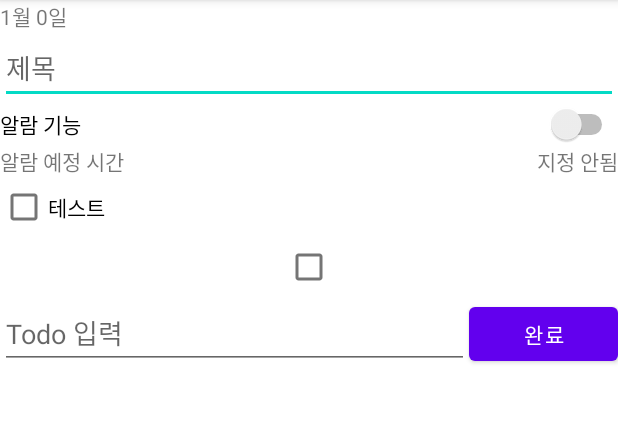
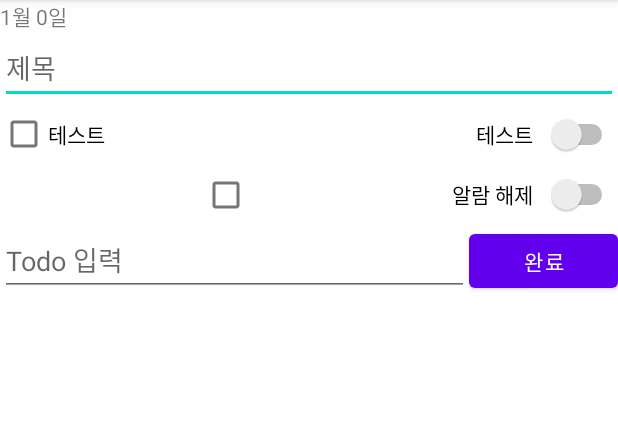
Before and after one commit to Hongdonggeon/ECONOVATION_FRIENDO, an Android app: the TodoWriteActivity screen opened directly, with no data from a screen before it, after a tap on "완료", on a phone screen of 412 x 824 dp, the part 84-507 px from its top. Run offline under Robolectric (Android 15) with nearby library versions, the phone set to English and light mode, and no system bars; our stand-ins replace Firebase (no records; nobody signed in at launch, a user with empty details on screens opened directly).

Commit message:
알람기능 각 아이템 포지션에 따라서 해제 및 할당

```diff
--- a/app/src/main/AndroidManifest.xml
+++ b/app/src/main/AndroidManifest.xml
@@ -12,8 +12,9 @@
         android:roundIcon="@mipmap/ic_launcher_round"
         android:supportsRtl="true"
         android:theme="@style/Theme.MyApplication">
-        <activity android:name=".PopupAlarmActivity"
-            android:theme="@style/Theme.MyDialog"></activity>
+        <activity
+            android:name=".PopupAlarmActivity"
+            android:theme="@style/Theme.MyDialog" />
         <activity android:name=".TodoWriteActivity" />
         <activity android:name=".GroupCalendar" />
         <activity android:name=".MenuActivity" />
--- a/app/src/main/java/org/techtown/myapplication/CustomAdapter.java
+++ b/app/src/main/java/org/techtown/myapplication/CustomAdapter.java
@@ -1,10 +1,14 @@
 package org.techtown.myapplication;
 
 
+import android.app.Activity;
+import android.content.Intent;
 import android.view.LayoutInflater;
 import android.view.View;
 import android.view.ViewGroup;
 import android.widget.CheckBox;
+import android.widget.CompoundButton;
+import android.widget.Switch;
 
 import androidx.annotation.NonNull;
 import androidx.recyclerview.widget.RecyclerView;
@@ -13,28 +17,60 @@ import org.jetbrains.annotations.NotNull;
 
 import java.util.ArrayList;
 
+import static androidx.core.app.ActivityCompat.startActivityForResult;
+
 public class CustomAdapter extends RecyclerView.Adapter<CustomAdapter.ViewHolder>{
+    ArrayList<Todo> items = new ArrayList<Todo>();
+    Switch alarmSwitch;
 
-    ArrayList<Todo> items = new ArrayList<Todo>();
+    public void setItems(ArrayList<Todo> items) {
+        this.items = items;
+    }
 
+    // 뷰홀더 클래스
     public static class ViewHolder extends RecyclerView.ViewHolder {
-
+        Switch alarmSwitch;
         public ViewHolder(View view) {
             super(view);
-            // Define click listener for the ViewHolder's View
+            alarmSwitch = view.findViewById(R.id.alarmSwitch);
+        }
+
+        // 설정된 알람 시간 텍스트로 표시
+        public void setItem(Todo item){
+            alarmSwitch.setText(item.getAlarm());
         }
     }
+
     @NonNull
     @NotNull
     @Override
     public CustomAdapter.ViewHolder onCreateViewHolder(@NonNull @NotNull ViewGroup parent, int viewType) {
-        View view = LayoutInflater.from(parent.getContext()).inflate(R.layout.todo_item,parent,false);
+        View view = LayoutInflater.from(parent.getContext()).inflate(R.layout.activity_todo_item,parent,false);
         return new ViewHolder(view);
     }
 
     @Override
     public void onBindViewHolder(@NonNull @NotNull CustomAdapter.ViewHolder holder, int position) {
         CheckBox checkBox = holder.itemView.findViewById(R.id.checkBox);
+        alarmSwitch = holder.itemView.findViewById(R.id.alarmSwitch);
+        Todo item = items.get(position);
+
+        // setItem()메소드( 알람 시간 텍스트 설정 )를 사용하여 데이터 바인딩 시킴
+        ((ViewHolder)holder).setItem(item);
+
+        alarmSwitch.setOnCheckedChangeListener(new CompoundButton.OnCheckedChangeListener() {
+            @Override
+            public void onCheckedChanged(CompoundButton buttonView, boolean isChecked) {
+                if (isChecked) {
+                    Intent intent = new Intent(buttonView.getContext(), PopupAlarmActivity.class);
+                    intent.putExtra("position",position);
+                    startActivityForResult((Activity) buttonView.getContext(), intent, 101,null);
+                } else {
+                    items.get(position).setAlarm("알람 해제");
+                    notifyDataSetChanged();
+                }
+            }
+        });
         checkBox.setText(items.get(position).todo);
     }
 
@@ -42,10 +78,7 @@ public class CustomAdapter extends RecyclerView.Adapter<CustomAdapter.ViewHolder
         return items;
     }
 
-    public void setItems(ArrayList<Todo> items) {
-        this.items = items;
-        notifyDataSetChanged();
-    }
+
 
     public void addItem(Todo item){
         items.add(item);
@@ -56,4 +89,6 @@ public class CustomAdapter extends RecyclerView.Adapter<CustomAdapter.ViewHolder
     public int getItemCount() {
         return items.size();
     }
+
+
 }
--- a/app/src/main/java/org/techtown/myapplication/MainActivity.java
+++ b/app/src/main/java/org/techtown/myapplication/MainActivity.java
@@ -42,7 +42,6 @@ public class MainActivity extends AppCompatActivity {
                         // 로그인 필요하다
                         Log.d("need login : ","로그인이 필요합니다");
                     }
-
                     else {
                         //기타 에러
                         Log.d("error occured : ", "기타 에러 발생" + throwable.toString());
--- a/app/src/main/java/org/techtown/myapplication/Todo.java
+++ b/app/src/main/java/org/techtown/myapplication/Todo.java
@@ -4,7 +4,22 @@ import java.util.Objects;
 
 public class Todo {
     public int id;
+    public String todo;
+    public String alarm;
 
+    public Todo(int id, String todo, String alarm) {
+        this.id = id;
+        this.todo = todo;
+        this.alarm = alarm;
+    }
+
+    public String getAlarm() {
+        return alarm;
+    }
+
+    public void setAlarm(String alarm) {
+        this.alarm = alarm;
+    }
     public int getId() {
         return id;
     }
@@ -13,12 +28,6 @@ public class Todo {
         this.id = id;
     }
 
-    public String todo;
-
-    public Todo(int id, String todo) {
-        this.id = id;
-        this.todo = todo;
-    }
 
     public String getTodo() {
         return todo;
--- a/app/src/main/java/org/techtown/myapplication/TodoWriteActivity.java
+++ b/app/src/main/java/org/techtown/myapplication/TodoWriteActivity.java
@@ -6,9 +6,7 @@ import android.util.Log;
 import android.view.View;
 import android.widget.Button;
 import android.widget.CheckBox;
-import android.widget.CompoundButton;
 import android.widget.EditText;
-import android.widget.Switch;
 import android.widget.TextView;
 import android.widget.Toast;
 
@@ -20,23 +18,30 @@ import androidx.recyclerview.widget.RecyclerView;
 import com.google.firebase.database.DatabaseReference;
 import com.google.firebase.database.FirebaseDatabase;
 
+import java.util.ArrayList;
+
 
 public class TodoWriteActivity extends AppCompatActivity {
+
+    ArrayList<Todo> items = new ArrayList<Todo>();
+
     TextView textView;
     TextView textViewTest;
     RecyclerView recyclerView;
     EditText editText;
     Button button;
     CheckBox checkBox;
+    CustomAdapter customAdapter;
 
+    String todoContent;
     int hour;
     int minute;
+    int position;
     @Override
     protected void onCreate(Bundle savedInstanceState) {
         super.onCreate(savedInstanceState);
         setContentView(R.layout.activity_todo_write);
 
-        textViewTest = findViewById(R.id.textViewTest);
 
         recyclerView = findViewById(R.id.recyclerView);
         LinearLayoutManager layoutManager = new LinearLayoutManager(getApplicationContext(),LinearLayoutManager.VERTICAL,false);
@@ -54,24 +59,8 @@ public class TodoWriteActivity extends AppCompatActivity {
         String email = intent.getStringExtra("email");
         Log.d("TodoWriteActivityEmail:", email);
 
-
-        Switch switch1 = findViewById(R.id.switch1);
-        switch1.setOnCheckedChangeListener(new CompoundButton.OnCheckedChangeListener() {
-            @Override
-            public void onCheckedChanged(CompoundButton buttonView, boolean isChecked) {
-                if (isChecked){
-                    Intent intent = new Intent(getApplicationContext(), PopupAlarmActivity.class);
-                    startActivityForResult(intent,101);
-                } else if(!isChecked){
-                    hour = 0;
-                    minute = 0;
-                    textViewTest.setText("지정 안됨");
-                }
-            }
-        });
-
-        CustomAdapter customAdapter = new CustomAdapter();
-        customAdapter.addItem(new Todo(1,"테스트"));
+        customAdapter = new CustomAdapter();
+        customAdapter.addItem(new Todo(1,"테스트","테스트"));
 
         button = findViewById(R.id.button);
         editText = findViewById(R.id.editText);
@@ -83,11 +72,12 @@ public class TodoWriteActivity extends AppCompatActivity {
         myRef.setValue("Test1");
 
 
+
         button.setOnClickListener(new View.OnClickListener() {
             @Override
             public void onClick(View v) {
-                String todoContent = editText.getText().toString();
-                customAdapter.addItem(new Todo(2,todoContent));
+                todoContent = editText.getText().toString();
+                customAdapter.addItem(new Todo(2,todoContent,"알람 해제"));
                 editText.setText(null);
                 Toast.makeText(getApplicationContext(),editText.getText().toString(),Toast.LENGTH_SHORT).show();
             }
@@ -106,14 +96,23 @@ public class TodoWriteActivity extends AppCompatActivity {
         if(requestCode==101 && resultCode==102) {
             hour = data.getIntExtra("hour",0);
             minute = data.getIntExtra("minute",0);
+            position = data.getIntExtra("position",0);
+
+            Log.d("아이템 포지션",String.valueOf(position));
+
             if(hour < 10 && minute < 10) {
-                textViewTest.setText("0" + hour + ":" + "0" + minute);
+                customAdapter.getItems().get(position).setAlarm("0" + hour + ":" + "0" + minute);
+                customAdapter.notifyDataSetChanged();
+//                customAdapter.alarmSwitch.setText("0" + hour + ":" + "0" + minute);
             } else if (hour < 10 && minute > 10){
-                textViewTest.setText("0" + hour + ":" + minute);
+                customAdapter.getItems().get(position).setAlarm("0" + hour + ":" + "" + minute);
+                customAdapter.notifyDataSetChanged();
             } else if (hour > 10 && minute < 10){
-                textViewTest.setText(hour + ":" + "0" + minute);
+                customAdapter.getItems().get(position).setAlarm("" + hour + ":" + "0" + minute);
+                customAdapter.notifyDataSetChanged();
             } else {
-                textViewTest.setText(hour + ":" + minute);
+                customAdapter.getItems().get(position).setAlarm("" + hour + ":" + "" + minute);
+                customAdapter.notifyDataSetChanged();
             }
         }
     }
--- a/app/src/main/res/layout/todo_item.xml
+++ b/app/src/main/res/layout/activity_todo_item.xml
@@ -8,7 +8,14 @@
         android:id="@+id/checkBox"
         android:layout_width="wrap_content"
         android:layout_height="wrap_content"
-        android:layout_weight="1"
+        android:layout_weight="30"
         android:text="Test" />
 
+    <Switch
+        android:id="@+id/alarmSwitch"
+        android:layout_width="wrap_content"
+        android:layout_height="match_parent"
+        android:layout_weight="1"
+        android:text="알람 없음" />
+
 </LinearLayout>
--- a/app/src/main/res/layout/activity_todo_write.xml
+++ b/app/src/main/res/layout/activity_todo_write.xml
@@ -22,26 +22,7 @@
         tools:layout_editor_absoluteX="16dp"
         tools:layout_editor_absoluteY="45dp" />
 
-    <Switch
-        android:id="@+id/switch1"
-        android:layout_width="match_parent"
-        android:layout_height="wrap_content"
-        android:text="알람 기능" />
-    <LinearLayout
-        android:layout_width="match_parent"
-        android:layout_height="wrap_content"
-        android:orientation="horizontal">
-        <TextView
-            android:layout_width="wrap_content"
-            android:layout_height="match_parent"
-            android:text="알람 예정 시간"/>
-        <TextView
-            android:id="@+id/textViewTest"
-            android:gravity="right"
-            android:layout_width="match_parent"
-            android:layout_height="match_parent"
-            android:text="지정 안됨" />
-    </LinearLayout>
+
 
     <androidx.recyclerview.widget.RecyclerView
         android:id="@+id/recyclerView"
```
Also changed, not shown: app/src/main/java/org/techtown/myapplication/PopupAlarmActivity.java (+7 -1 lines).
